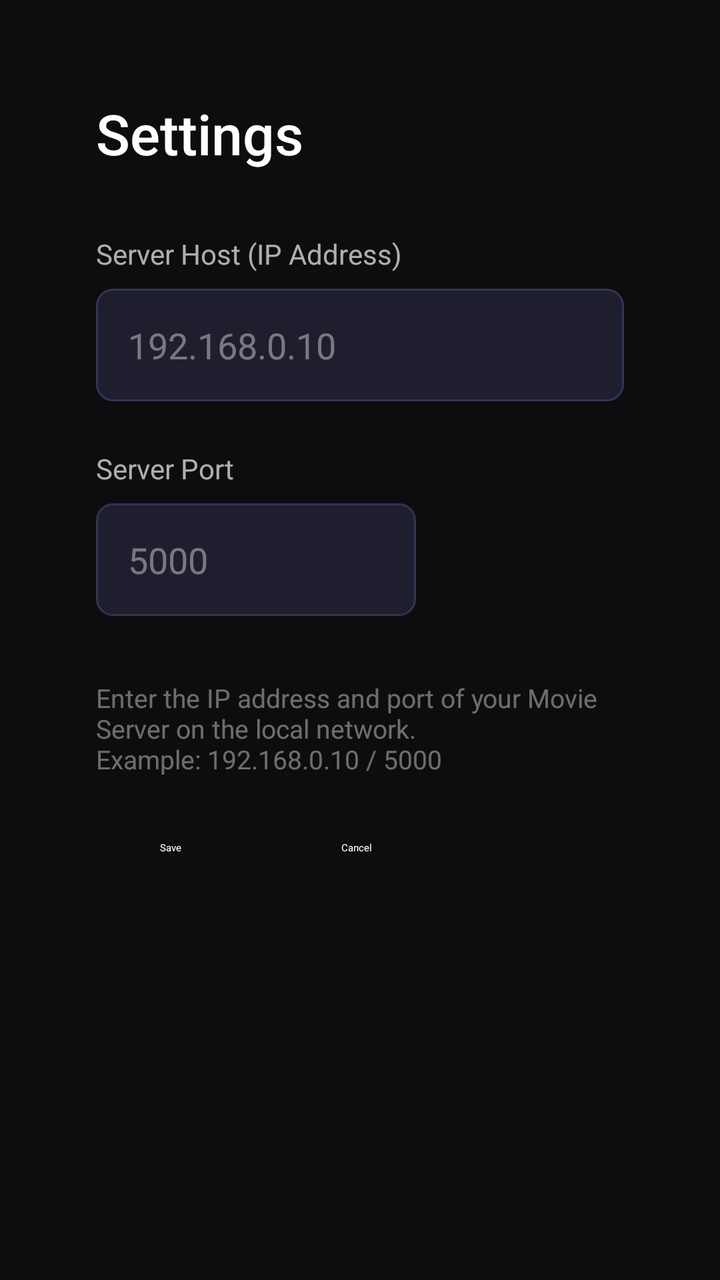
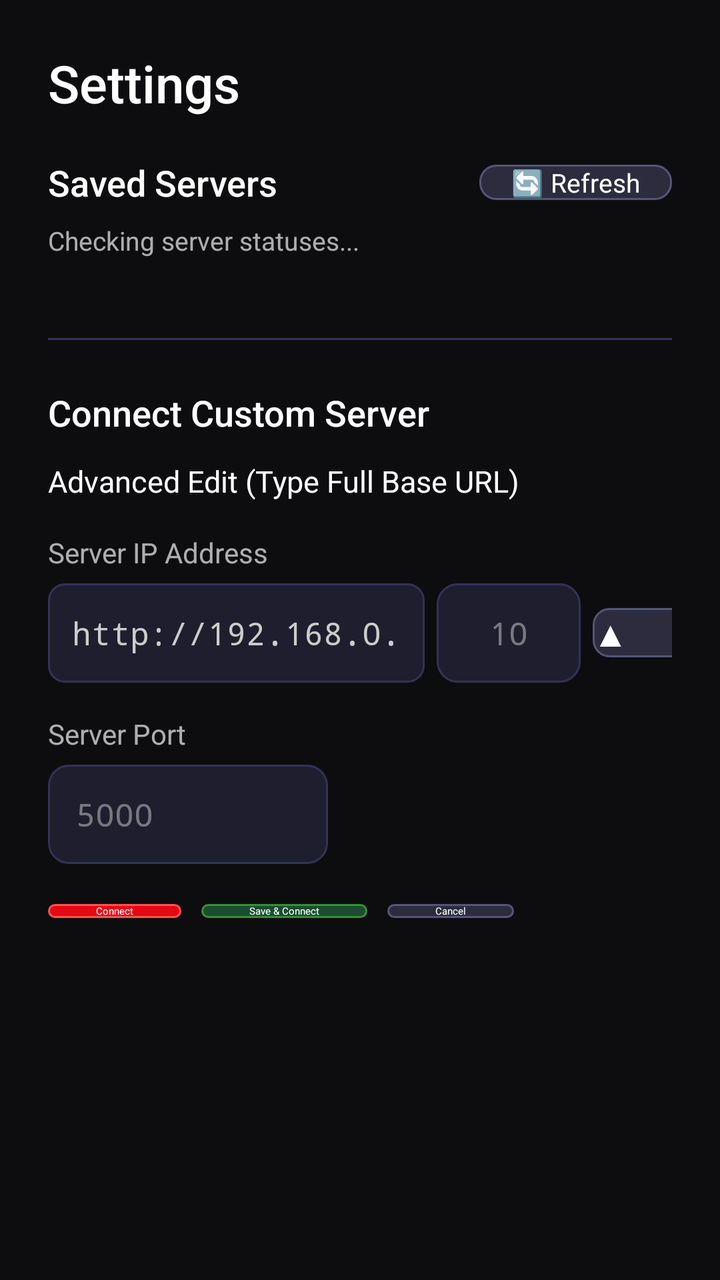

Compare the two renders of this Android layout. The source of the first and the diff that turns it into the second are given below.
<!-- AndroidManifest.xml: application theme Theme.MovieServerTV -->
<!-- res/layout/activity_settings.xml -->
<?xml version="1.0" encoding="utf-8"?>
<ScrollView xmlns:android="http://schemas.android.com/apk/res/android"
    android:layout_width="match_parent"
    android:layout_height="match_parent"
    android:background="@color/background_dark"
    android:padding="48dp">

    <LinearLayout
        android:layout_width="match_parent"
        android:layout_height="wrap_content"
        android:maxWidth="560dp"
        android:orientation="vertical">

        
        <TextView
            android:layout_width="wrap_content"
            android:layout_height="wrap_content"
            android:layout_marginBottom="32dp"
            android:fontFamily="sans-serif-medium"
            android:text="@string/settings_title"
            android:textColor="@android:color/white"
            android:textSize="28sp" />

        
        <TextView
            android:layout_width="wrap_content"
            android:layout_height="wrap_content"
            android:layout_marginBottom="8dp"
            android:text="@string/settings_host_label"
            android:textColor="#AAFFFFFF"
            android:textSize="14sp" />

        
        <EditText
            android:id="@+id/et_host"
            android:layout_width="match_parent"
            android:layout_height="wrap_content"
            android:layout_marginBottom="24dp"
            android:background="@drawable/input_background"
            android:hint="192.168.0.10"
            android:inputType="textUri"
            android:maxLines="1"
            android:padding="16dp"
            android:textColor="@android:color/white"
            android:textColorHint="#66FFFFFF"
            android:textSize="18sp" />

        
        <TextView
            android:layout_width="wrap_content"
            android:layout_height="wrap_content"
            android:layout_marginBottom="8dp"
            android:text="@string/settings_port_label"
            android:textColor="#AAFFFFFF"
            android:textSize="14sp" />

        
        <EditText
            android:id="@+id/et_port"
            android:layout_width="160dp"
            android:layout_height="wrap_content"
            android:layout_marginBottom="32dp"
            android:background="@drawable/input_background"
            android:hint="5000"
            android:inputType="number"
            android:maxLength="5"
            android:maxLines="1"
            android:padding="16dp"
            android:textColor="@android:color/white"
            android:textColorHint="#66FFFFFF"
            android:textSize="18sp" />

        
        <TextView
            android:layout_width="wrap_content"
            android:layout_height="wrap_content"
            android:layout_marginBottom="32dp"
            android:text="@string/settings_hint"
            android:textColor="#66FFFFFF"
            android:textSize="13sp" />

        
        <LinearLayout
            android:layout_width="match_parent"
            android:layout_height="wrap_content"
            android:orientation="horizontal">

            <Button
                android:id="@+id/btn_save"
                android:layout_width="wrap_content"
                android:layout_height="wrap_content"
                android:layout_marginEnd="16dp"
                android:backgroundTint="@color/accent_color"
                android:paddingHorizontal="32dp"
                android:text="@string/settings_save"
                android:textColor="@android:color/white" />

            <Button
                android:id="@+id/btn_cancel"
                android:layout_width="wrap_content"
                android:layout_height="wrap_content"
                android:backgroundTint="#333333"
                android:paddingHorizontal="32dp"
                android:text="@string/settings_cancel"
                android:textColor="@android:color/white" />

        </LinearLayout>

    </LinearLayout>

</ScrollView>
<!-- resources referenced by this layout -->
<resources>
  <color name="accent_color">#7C4DFF</color>
  <color name="background_dark">#0D0D0F</color>
  <!-- drawable input_background (drawable) -->
  <?xml version="1.0" encoding="utf-8"?>
  <shape xmlns:android="http://schemas.android.com/apk/res/android"
      android:shape="rectangle">
      <corners android:radius="8dp" />
      <solid android:color="#1E1E2E" />
      <stroke
          android:width="1dp"
          android:color="#333355" />
  </shape>
  <string name="settings_cancel">Cancel</string>
  <string name="settings_hint">Enter the IP address and port of your Movie Server on the local network.\nExample: 192.168.0.10 / 5000</string>
  <string name="settings_host_label">Server Host (IP Address)</string>
  <string name="settings_port_label">Server Port</string>
  <string name="settings_save">Save</string>
  <string name="settings_title">Settings</string>
  <style name="Theme.MovieServerTV" parent="@style/Theme.Leanback">
          <item name="android:windowBackground">@color/background_dark</item>
          <item name="android:colorBackground">@color/background_dark</item>
          
          <item name="colorPrimary">@color/brand_color</item>
          <item name="colorAccent">@color/accent_color</item>
          
          <item name="android:colorControlHighlight">@color/accent_color</item>
          <item name="selectableItemBackground">?android:attr/selectableItemBackground</item>
          <item name="selectableItemBackgroundBorderless">?android:attr/selectableItemBackgroundBorderless</item>
      </style>
  <color name="brand_color">#1C1C2E</color>
</resources>

<!-- the commit's change to res/layout/activity_settings.xml (unified diff, before → after) -->
@@ -3,104 +3,282 @@
     android:layout_width="match_parent"
     android:layout_height="match_parent"
     android:background="@color/background_dark"
-    android:padding="48dp">
+    android:padding="24dp">
 
     <LinearLayout
         android:layout_width="match_parent"
         android:layout_height="wrap_content"
-        android:maxWidth="560dp"
+        android:maxWidth="640dp"
+        android:layout_gravity="center_horizontal"
         android:orientation="vertical">
 
         
         <TextView
             android:layout_width="wrap_content"
             android:layout_height="wrap_content"
-            android:layout_marginBottom="32dp"
+            android:layout_marginBottom="20dp"
             android:fontFamily="sans-serif-medium"
             android:text="@string/settings_title"
             android:textColor="@android:color/white"
-            android:textSize="28sp" />
-
-        
+            android:textSize="26sp" />
+
+        
+        <LinearLayout
+            android:layout_width="match_parent"
+            android:layout_height="wrap_content"
+            android:gravity="center_vertical"
+            android:orientation="horizontal"
+            android:layout_marginBottom="8dp">
+
+            <TextView
+                android:layout_width="0dp"
+                android:layout_height="wrap_content"
+                android:layout_weight="1"
+                android:fontFamily="sans-serif-medium"
+                android:text="Saved Servers"
+                android:textColor="@android:color/white"
+                android:textSize="18sp" />
+
+            
+            <Button
+                android:id="@+id/btn_refresh_servers"
+                android:layout_width="wrap_content"
+                android:layout_height="wrap_content"
+                android:background="@drawable/btn_action_selector"
+                android:focusable="true"
+                android:paddingHorizontal="16dp"
+                android:text="🔄 Refresh"
+                android:textColor="@android:color/white"
+                android:textSize="13sp" />
+
+        </LinearLayout>
+
         <TextView
-            android:layout_width="wrap_content"
-            android:layout_height="wrap_content"
-            android:layout_marginBottom="8dp"
-            android:text="@string/settings_host_label"
+            android:id="@+id/tv_healthcheck_status"
+            android:layout_width="wrap_content"
+            android:layout_height="wrap_content"
+            android:layout_marginBottom="12dp"
+            android:text="Checking server statuses..."
             android:textColor="#AAFFFFFF"
-            android:textSize="14sp" />
-
-        
-        <EditText
-            android:id="@+id/et_host"
-            android:layout_width="match_parent"
-            android:layout_height="wrap_content"
+            android:textSize="13sp" />
+
+        <LinearLayout
+            android:id="@+id/layout_saved_servers_list"
+            android:layout_width="match_parent"
+            android:layout_height="wrap_content"
+            android:layout_marginBottom="28dp"
+            android:orientation="vertical" />
+
+        
+        <View
+            android:layout_width="match_parent"
+            android:layout_height="1dp"
             android:layout_marginBottom="24dp"
-            android:background="@drawable/input_background"
-            android:hint="192.168.0.10"
-            android:inputType="textUri"
-            android:maxLines="1"
-            android:padding="16dp"
+            android:background="#333355" />
+
+        
+        <TextView
+            android:layout_width="wrap_content"
+            android:layout_height="wrap_content"
+            android:layout_marginBottom="12dp"
+            android:fontFamily="sans-serif-medium"
+            android:text="Connect Custom Server"
             android:textColor="@android:color/white"
-            android:textColorHint="#66FFFFFF"
             android:textSize="18sp" />
 
         
-        <TextView
-            android:layout_width="wrap_content"
-            android:layout_height="wrap_content"
-            android:layout_marginBottom="8dp"
-            android:text="@string/settings_port_label"
-            android:textColor="#AAFFFFFF"
-            android:textSize="14sp" />
-
-        
-        <EditText
-            android:id="@+id/et_port"
-            android:layout_width="160dp"
-            android:layout_height="wrap_content"
-            android:layout_marginBottom="32dp"
-            android:background="@drawable/input_background"
-            android:hint="5000"
-            android:inputType="number"
-            android:maxLength="5"
-            android:maxLines="1"
-            android:padding="16dp"
+        <CheckBox
+            android:id="@+id/cb_advanced_edit"
+            android:layout_width="wrap_content"
+            android:layout_height="wrap_content"
+            android:layout_marginBottom="16dp"
+            android:buttonTint="@color/accent_color"
+            android:focusable="true"
+            android:text="Advanced Edit (Type Full Base URL)"
             android:textColor="@android:color/white"
-            android:textColorHint="#66FFFFFF"
-            android:textSize="18sp" />
-
-        
-        <TextView
-            android:layout_width="wrap_content"
-            android:layout_height="wrap_content"
-            android:layout_marginBottom="32dp"
-            android:text="@string/settings_hint"
-            android:textColor="#66FFFFFF"
-            android:textSize="13sp" />
-
-        
-        <LinearLayout
-            android:layout_width="match_parent"
-            android:layout_height="wrap_content"
+            android:textSize="15sp" />
+
+        
+        <LinearLayout
+            android:id="@+id/layout_standard_inputs"
+            android:layout_width="match_parent"
+            android:layout_height="wrap_content"
+            android:orientation="vertical"
+            android:visibility="visible">
+
+            <TextView
+                android:layout_width="wrap_content"
+                android:layout_height="wrap_content"
+                android:layout_marginBottom="6dp"
+                android:text="Server IP Address"
+                android:textColor="#AAFFFFFF"
+                android:textSize="14sp" />
+
+            
+            <LinearLayout
+                android:layout_width="match_parent"
+                android:layout_height="wrap_content"
+                android:layout_marginBottom="16dp"
+                android:gravity="center_vertical"
+                android:orientation="horizontal">
+
+                <TextView
+                    android:id="@+id/tv_ip_prefix"
+                    android:layout_width="wrap_content"
+                    android:layout_height="wrap_content"
+                    android:background="@drawable/input_background"
+                    android:fontFamily="monospace"
+                    android:paddingHorizontal="12dp"
+                    android:paddingVertical="14dp"
+                    android:text="http://192.168.0."
+                    android:textColor="#CCCCCC"
+                    android:textSize="16sp" />
+
+                <EditText
+                    android:id="@+id/et_ip_last_octet"
+                    android:layout_width="72dp"
+                    android:layout_height="wrap_content"
+                    android:layout_marginHorizontal="6dp"
+                    android:background="@drawable/saved_server_item_bg"
+                    android:focusable="true"
+                    android:fontFamily="monospace"
+                    android:gravity="center"
+                    android:hint="10"
+                    android:inputType="number"
+                    android:maxLength="3"
+                    android:maxLines="1"
+                    android:paddingVertical="14dp"
+                    android:textColor="@android:color/white"
+                    android:textColorHint="#66FFFFFF"
+                    android:textSize="16sp" />
+
+                
+                <Button
+                    android:id="@+id/btn_ip_up"
+                    android:layout_width="52dp"
+                    android:layout_height="wrap_content"
+                    android:layout_marginEnd="6dp"
+                    android:background="@drawable/btn_action_selector"
+                    android:focusable="true"
+                    android:minWidth="0dp"
+                    android:padding="0dp"
+                    android:text="▲"
+                    android:textColor="@android:color/white"
+                    android:textSize="18sp" />
+
+                
+                <Button
+                    android:id="@+id/btn_ip_down"
+                    android:layout_width="52dp"
+                    android:layout_height="wrap_content"
+                    android:background="@drawable/btn_action_selector"
+                    android:focusable="true"
+                    android:minWidth="0dp"
+                    android:padding="0dp"
+                    android:text="▼"
+                    android:textColor="@android:color/white"
+                    android:textSize="18sp" />
+
+            </LinearLayout>
+
+            <TextView
+                android:layout_width="wrap_content"
+                android:layout_height="wrap_content"
+                android:layout_marginBottom="6dp"
+                android:text="@string/settings_port_label"
+                android:textColor="#AAFFFFFF"
+                android:textSize="14sp" />
+
+            <EditText
+                android:id="@+id/et_port"
+                android:layout_width="140dp"
+                android:layout_height="wrap_content"
+                android:layout_marginBottom="20dp"
+                android:background="@drawable/saved_server_item_bg"
+                android:focusable="true"
+                android:fontFamily="monospace"
+                android:hint="5000"
+                android:inputType="number"
+                android:maxLength="5"
+                android:maxLines="1"
+                android:padding="14dp"
+                android:textColor="@android:color/white"
+                android:textColorHint="#66FFFFFF"
+                android:textSize="16sp" />
+
+        </LinearLayout>
+
+        
+        <LinearLayout
+            android:id="@+id/layout_advanced_input"
+            android:layout_width="match_parent"
+            android:layout_height="wrap_content"
+            android:orientation="vertical"
+            android:visibility="gone">
+
+            <TextView
+                android:layout_width="wrap_content"
+                android:layout_height="wrap_content"
+                android:layout_marginBottom="6dp"
+                android:text="Server Base URL (http://ip:port)"
+                android:textColor="#AAFFFFFF"
+                android:textSize="14sp" />
+
+            <EditText
+                android:id="@+id/et_full_url"
+                android:layout_width="match_parent"
+                android:layout_height="wrap_content"
+                android:layout_marginBottom="20dp"
+                android:background="@drawable/saved_server_item_bg"
+                android:focusable="true"
+                android:fontFamily="monospace"
+                android:hint="http://192.168.0.10:5000"
+                android:inputType="textUri"
+                android:maxLines="1"
+                android:padding="14dp"
+                android:textColor="@android:color/white"
+                android:textColorHint="#66FFFFFF"
+                android:textSize="16sp" />
+
+        </LinearLayout>
+
+        
+        <LinearLayout
+            android:layout_width="match_parent"
+            android:layout_height="wrap_content"
+            android:layout_marginBottom="28dp"
+            android:gravity="center_vertical"
             android:orientation="horizontal">
 
             <Button
-                android:id="@+id/btn_save"
-                android:layout_width="wrap_content"
-                android:layout_height="wrap_content"
-                android:layout_marginEnd="16dp"
-                android:backgroundTint="@color/accent_color"
-                android:paddingHorizontal="32dp"
-                android:text="@string/settings_save"
+                android:id="@+id/btn_connect"
+                android:layout_width="wrap_content"
+                android:layout_height="wrap_content"
+                android:layout_marginEnd="10dp"
+                android:background="@drawable/btn_primary_selector"
+                android:focusable="true"
+                android:paddingHorizontal="24dp"
+                android:text="Connect"
                 android:textColor="@android:color/white" />
 
             <Button
+                android:id="@+id/btn_save_connect"
+                android:layout_width="wrap_content"
+                android:layout_height="wrap_content"
+                android:layout_marginEnd="10dp"
+                android:background="@drawable/btn_secondary_selector"
+                android:focusable="true"
+                android:paddingHorizontal="24dp"
+                android:text="Save &amp; Connect"
+                android:textColor="@android:color/white" />
+
+            <Button
                 android:id="@+id/btn_cancel"
                 android:layout_width="wrap_content"
                 android:layout_height="wrap_content"
-                android:backgroundTint="#333333"
-                android:paddingHorizontal="32dp"
+                android:background="@drawable/btn_action_selector"
+                android:focusable="true"
+                android:paddingHorizontal="24dp"
                 android:text="@string/settings_cancel"
                 android:textColor="@android:color/white" />
 
<!-- resource entries referenced after the edit -->
@@ -2,6 +2,78 @@
 <resources>
   <color name="accent_color">#7C4DFF</color>
   <color name="background_dark">#0D0D0F</color>
+  <!-- drawable btn_action_selector (drawable) -->
+  <?xml version="1.0" encoding="utf-8"?>
+  <selector xmlns:android="http://schemas.android.com/apk/res/android">
+      
+      <item android:state_focused="true">
+          <shape android:shape="rectangle">
+              <corners android:radius="8dp" />
+              <solid android:color="#E50914" />
+              <stroke
+                  android:width="3dp"
+                  android:color="#FFFFFF" />
+          </shape>
+      </item>
+  
+      
+      <item android:state_pressed="true">
+          <shape android:shape="rectangle">
+              <corners android:radius="8dp" />
+              <solid android:color="#B20710" />
+              <stroke
+                  android:width="3dp"
+                  android:color="#FFFFFF" />
+          </shape>
+      </item>
+  
+      
+      <item>
+          <shape android:shape="rectangle">
+              <corners android:radius="8dp" />
+              <solid android:color="#2C2C3E" />
+              <stroke
+                  android:width="1dp"
+                  android:color="#555577" />
+          </shape>
+      </item>
+  </selector>
+  <!-- drawable btn_primary_selector (drawable) -->
+  <?xml version="1.0" encoding="utf-8"?>
+  <selector xmlns:android="http://schemas.android.com/apk/res/android">
+      
+      <item android:state_focused="true">
+          <shape android:shape="rectangle">
+              <corners android:radius="8dp" />
+              <solid android:color="#FF1744" />
+              <stroke
+                  android:width="3dp"
+                  android:color="#FFFF00" />
+          </shape>
+      </item>
+  
+      
+      <item android:state_pressed="true">
+          <shape android:shape="rectangle">
+              <corners android:radius="8dp" />
+              <solid android:color="#D50000" />
+              <stroke
+                  android:width="3dp"
+                  android:color="#FFFF00" />
+          </shape>
+      </item>
+  
+      
+      <item>
+          <shape android:shape="rectangle">
+              <corners android:radius="8dp" />
+              <solid android:color="#E50914" />
+              <stroke
+                  android:width="1dp"
+                  android:color="#FF5252" />
+          </shape>
+      </item>
+  </selector>
   <!-- drawable input_background (drawable) -->
   <?xml version="1.0" encoding="utf-8"?>
   <shape xmlns:android="http://schemas.android.com/apk/res/android"
@@ -13,10 +85,7 @@
           android:color="#333355" />
   </shape>
   <string name="settings_cancel">Cancel</string>
-  <string name="settings_hint">Enter the IP address and port of your Movie Server on the local network.\nExample: 192.168.0.10 / 5000</string>
-  <string name="settings_host_label">Server Host (IP Address)</string>
   <string name="settings_port_label">Server Port</string>
-  <string name="settings_save">Save</string>
   <string name="settings_title">Settings</string>
   <style name="Theme.MovieServerTV" parent="@style/Theme.Leanback">
           <item name="android:windowBackground">@color/background_dark</item>
